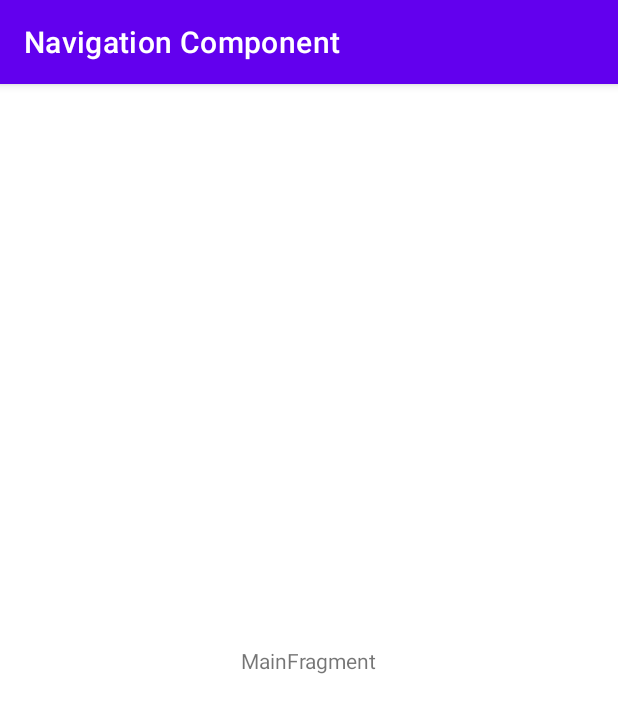
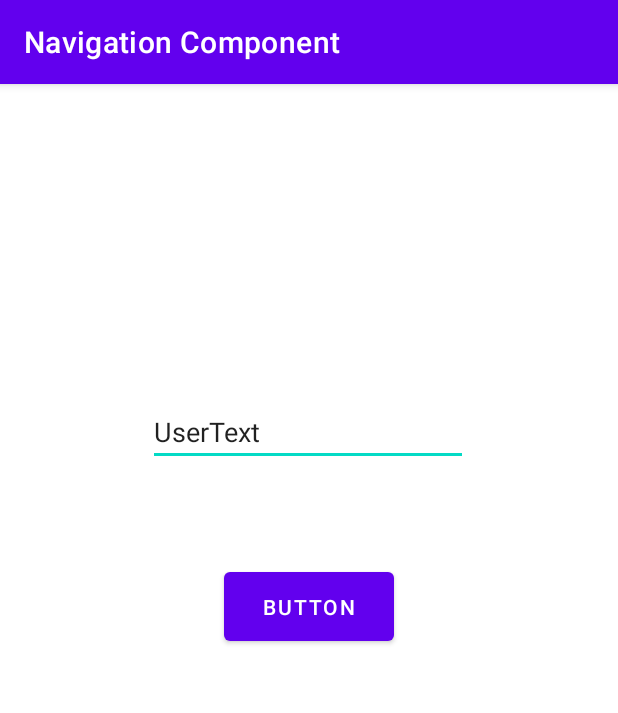
Before and after one commit to BoogieFlame/Navigation_Component, an Android app: the screen it shows after launch (MainActivity), on a phone screen of 412 x 824 dp. Shown: the top 713 px of the screen. Run offline under Robolectric (Android 15) with nearby library versions, the phone set to English and light mode, and no system bars.

Commit message:
Проектирование макетов

```diff
--- a/app/src/main/res/layout/main_fragment.xml
+++ b/app/src/main/res/layout/main_fragment.xml
@@ -7,14 +7,29 @@
     android:layout_height="match_parent"
     tools:context=".ui.main.MainFragment">
 
-    <TextView
-        android:id="@+id/message"
-        android:layout_width="wrap_content"
-        android:layout_height="wrap_content"
-        android:text="MainFragment"
+    <Button
+        android:id="@+id/button"
+        android:layout_width="113dp"
+        android:layout_height="58dp"
+        android:text="Button"
         app:layout_constraintBottom_toBottomOf="parent"
         app:layout_constraintEnd_toEndOf="parent"
         app:layout_constraintStart_toStartOf="parent"
-        app:layout_constraintTop_toTopOf="parent" />
+        app:layout_constraintTop_toTopOf="parent"
+        app:layout_constraintVertical_bias="0.45" />
+
+    <EditText
+        android:id="@+id/editTextTextPersonName"
+        android:layout_width="wrap_content"
+        android:layout_height="wrap_content"
+        android:ems="10"
+        android:inputType="textPersonName"
+        android:text="UserText"
+        app:layout_constraintBottom_toBottomOf="parent"
+        app:layout_constraintEnd_toEndOf="parent"
+        app:layout_constraintHorizontal_bias="0.497"
+        app:layout_constraintStart_toStartOf="parent"
+        app:layout_constraintTop_toTopOf="parent"
+        app:layout_constraintVertical_bias="0.29000002" />
 
 </androidx.constraintlayout.widget.ConstraintLayout>
```
Also changed, not shown: app/src/main/res/layout/frag_second.xml (+13 -7 lines).
